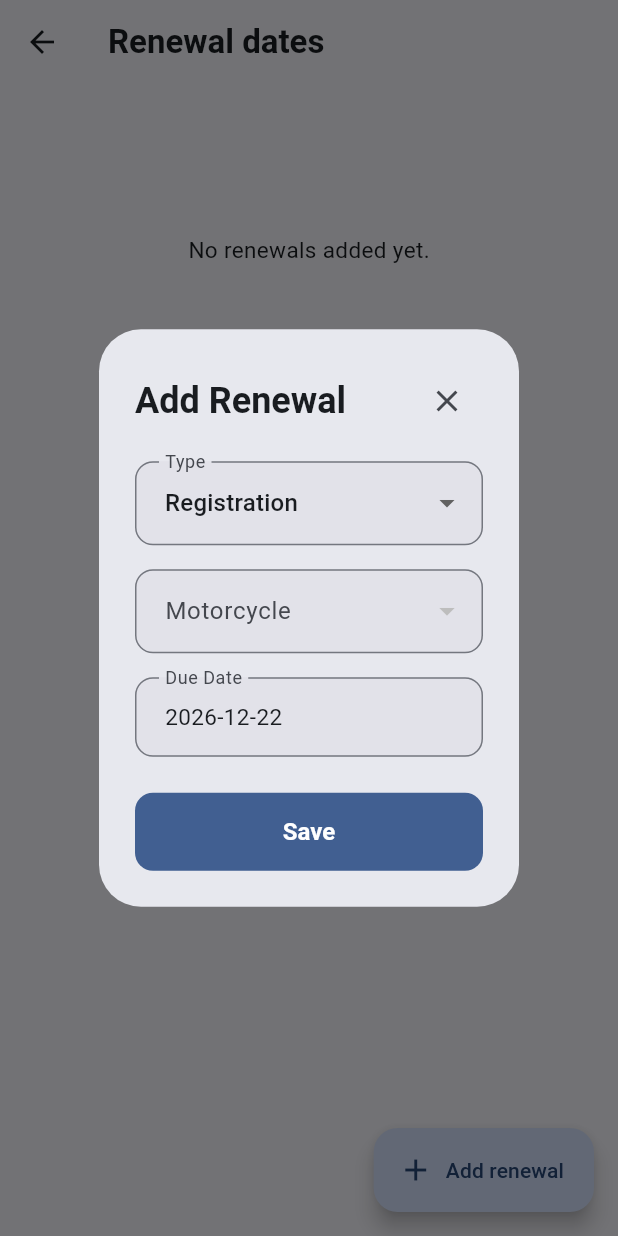
After one commit to nubatay/motocare-log, a Flutter app: the RenewalsScreen screen opened directly, after a tap on "Add renewal", on a phone screen of 412 x 824 dp. The commit adds this screen. Run offline on Flutter 3.47's test engine with Material 3 defaults, Android fonts, the phone set to English and light mode, and no system bars; our stand-ins replace supabase_flutter; accounts and stored records are empty.

Commit message:
B-07: Completed, manage renewal dates

```diff
--- /dev/null
+++ b/lib/features/renewals/data/renewal_repository.dart
@@ -0,0 +1,94 @@
+import 'package:supabase_flutter/supabase_flutter.dart';
+
+class Renewal {
+  final String id;
+  final String? motorcycleId;
+  final String renewalType;
+  final DateTime dueDate;
+
+  const Renewal({
+    required this.id,
+    this.motorcycleId,
+    required this.renewalType,
+    required this.dueDate,
+  });
+
+  factory Renewal.fromJson(Map<String, dynamic> json) {
+    return Renewal(
+      id: json['id'] as String,
+      motorcycleId: json['motorcycle_id'] as String?,
+      renewalType: json['renewal_type'] as String,
+      dueDate: DateTime.parse(json['due_date'] as String),
+    );
+  }
+}
+
+class RenewalFailure implements Exception {
+  final String message;
+  const RenewalFailure(this.message);
+
+  @override
+  String toString() => message;
+}
+
+class RenewalRepository {
+  RenewalRepository(this._client);
+  final SupabaseClient _client;
+
+  Future<List<Renewal>> fetchRenewals() async {
+    try {
+      final response = await _client
+          .from('renewals')
+          .select()
+          .order('due_date', ascending: true);
+      return response.map((json) => Renewal.fromJson(json)).toList();
+    } catch (_) {
+      throw const RenewalFailure('Could not load renewals.');
+    }
+  }
+
+  Future<void> addRenewal({
+    required String renewalType,
+    String? motorcycleId,
+    required DateTime dueDate,
+  }) async {
+    try {
+      final userId = _client.auth.currentUser?.id;
+      if (userId == null) throw const RenewalFailure('Not logged in.');
+
+      await _client.from('renewals').insert({
+        'user_id': userId,
+        'motorcycle_id': motorcycleId,
+        'renewal_type': renewalType,
+        'due_date': dueDate.toIso8601String().split('T').first,
+      });
+    } catch (_) {
+      throw const RenewalFailure('Could not add renewal.');
+    }
+  }
+
+  Future<void> updateRenewal({
+    required String id,
+    required String renewalType,
+    String? motorcycleId,
+    required DateTime dueDate,
+  }) async {
+    try {
+      await _client.from('renewals').update({
+        'motorcycle_id': motorcycleId,
+        'renewal_type': renewalType,
+        'due_date': dueDate.toIso8601String().split('T').first,
+      }).eq('id', id);
+    } catch (_) {
+      throw const RenewalFailure('Could not update renewal.');
+    }
+  }
+
+  Future<void> deleteRenewal(String id) async {
+    try {
+      await _client.from('renewals').delete().eq('id', id);
+    } catch (_) {
+      throw const RenewalFailure('Could not delete renewal.');
+    }
+  }
+}
--- /dev/null
+++ b/lib/features/renewals/presentation/renewals_screen.dart
@@ -0,0 +1,268 @@
+import 'package:flutter/material.dart';
+import 'package:provider/provider.dart';
+
+import '../../../core/theme/app_theme.dart';
+import '../../motorcycles/data/motorcycle_repository.dart';
+import '../../motorcycles/providers/motorcycle_provider.dart';
+import '../data/renewal_repository.dart';
+import '../providers/renewal_provider.dart';
+
+class RenewalsScreen extends StatefulWidget {
+  const RenewalsScreen({super.key});
+
+  @override
+  State<RenewalsScreen> createState() => _RenewalsScreenState();
+}
+
+class _RenewalsScreenState extends State<RenewalsScreen> {
+  @override
+  void initState() {
+    super.initState();
+    WidgetsBinding.instance.addPostFrameCallback((_) {
+      context.read<RenewalProvider>().loadRenewals();
+    });
+  }
+
+  void _showAddEditDialog({Renewal? renewalToEdit}) {
+    final provider = context.read<RenewalProvider>();
+    final bikes = context.read<MotorcycleProvider>().activeBikes;
+
+    String selectedType = renewalToEdit?.renewalType ?? 'registration';
+    String? selectedBikeId = renewalToEdit?.motorcycleId ?? (bikes.isNotEmpty ? bikes.first.id : null);
+    DateTime selectedDate = renewalToEdit?.dueDate ?? DateTime.now().add(const Duration(days: 30));
+    final formKey = GlobalKey<FormState>();
+
+    showDialog(
+      context: context,
+      builder: (context) {
+        return StatefulBuilder(
+          builder: (context, setState) {
+            return AlertDialog(
+              title: Row(
+                mainAxisAlignment: MainAxisAlignment.spaceBetween,
+                children: [
+                  Text(renewalToEdit == null ? 'Add Renewal' : 'Edit Renewal'),
+                  IconButton(
+                    icon: const Icon(Icons.close),
+                    onPressed: () => Navigator.pop(context),
+                    padding: EdgeInsets.zero,
+                    constraints: const BoxConstraints(),
+                  ),
+                ],
+              ),
+              content: Form(
+                key: formKey,
+                child: Column(
+                  mainAxisSize: MainAxisSize.min,
+                  children: [
+                    DropdownButtonFormField<String>(
+                      initialValue: selectedType,
+                      items: const [
+                        DropdownMenuItem(value: 'registration', child: Text('Registration')),
+                        DropdownMenuItem(value: 'insurance', child: Text('Insurance')),
+                        DropdownMenuItem(value: 'license', child: Text("Driver's License")),
+                      ],
+                      onChanged: (val) {
+                        if (val != null) {
+                          setState(() {
+                            selectedType = val;
+                            // If license, clear bike. Otherwise, pick the first bike.
+                            if (val == 'license') {
+                              selectedBikeId = null;
+                            } else if (selectedBikeId == null && bikes.isNotEmpty) {
+                              selectedBikeId = bikes.first.id;
+                            }
+                          });
+                        }
+                      },
+                      decoration: const InputDecoration(labelText: 'Type'),
+                    ),
+                    const SizedBox(height: AppSpacing.md),
+
+                    if (selectedType != 'license') ...[
+                      DropdownButtonFormField<String>(
+                        key: ValueKey(selectedType), // force rebuild when type changes
+                        initialValue: selectedBikeId,
+                        items: bikes.map((b) => DropdownMenuItem(value: b.id, child: Text(b.nickname))).toList(),
+                        onChanged: (val) => setState(() => selectedBikeId = val),
+                        decoration: const InputDecoration(labelText: 'Motorcycle'),
+                        validator: (val) => val == null ? 'Select a motorcycle' : null,
+                      ),
+                      const SizedBox(height: AppSpacing.md),
+                    ],
+
+                    InkWell(
+                      onTap: () async {
+                        final picked = await showDatePicker(
+                          context: context,
+                          initialDate: selectedDate,
+                          firstDate: DateTime(1900),
+                          lastDate: DateTime(2100),
+                        );
+                        if (picked != null) setState(() => selectedDate = picked);
+                      },
+                      child: InputDecorator(
+                        decoration: const InputDecoration(labelText: 'Due Date'),
+                        child: Text('${selectedDate.year}-${selectedDate.month.toString().padLeft(2, '0')}-${selectedDate.day.toString().padLeft(2, '0')}'),
+                      ),
+                    ),
+                  ],
+                ),
+              ),
+              actions: [
+                FilledButton(
+                  onPressed: () async {
+                    if (!formKey.currentState!.validate()) return;
+                    Navigator.pop(context);
+
+                    final success = renewalToEdit == null
+                        ? await provider.addRenewal(
+                            renewalType: selectedType,
+                            motorcycleId: selectedBikeId,
+                            dueDate: selectedDate,
+                          )
+                        : await provider.updateRenewal(
+                            id: renewalToEdit.id,
+                            renewalType: selectedType,
+                            motorcycleId: selectedBikeId,
+                            dueDate: selectedDate,
+                          );
+                  },
+                  child: const Text('Save'),
+                ),
+              ],
+            );
+          },
+        );
+      },
+    );
+  }
+
+  Future<void> _deleteRenewal(String id) async {
+    final confirm = await showDialog<bool>(
+      context: context,
+      builder: (c) => AlertDialog(
+        title: Row(
+          mainAxisAlignment: MainAxisAlignment.spaceBetween,
+          children: [
+            const Expanded(child: Text('Delete Renewal?')),
+            IconButton(
+              icon: const Icon(Icons.close),
+              onPressed: () => Navigator.pop(c, false),
+              padding: EdgeInsets.zero,
+              constraints: const BoxConstraints(),
+            ),
+          ],
+        ),
+        content: const Text('This will permanently delete this renewal date.'),
+        actions: [
+          FilledButton(
+            style: FilledButton.styleFrom(backgroundColor: Theme.of(context).colorScheme.error),
+            onPressed: () => Navigator.pop(c, true),
+            child: const Text('Delete'),
+          ),
+        ],
+      ),
+    );
+
+    if (confirm == true && mounted) {
+      await context.read<RenewalProvider>().deleteRenewal(id);
+    }
+  }
+
+  @override
+  Widget build(BuildContext context) {
+    final provider = context.watch<RenewalProvider>();
+    final bikeProvider = context.watch<MotorcycleProvider>();
+    final theme = Theme.of(context);
+
+    return Scaffold(
+      appBar: AppBar(title: const Text('Renewal dates')),
+      body: provider.isLoading && provider.renewals.isEmpty
+          ? const Center(child: CircularProgressIndicator())
+          : RefreshIndicator(
+              onRefresh: () => provider.loadRenewals(),
+              child: provider.renewals.isEmpty
+                  ? ListView(children: const [
+                      SizedBox(height: 100),
+                      Center(child: Text('No renewals added yet.')),
+                    ])
+                  : ListView.builder(
+                      padding: const EdgeInsets.all(AppSpacing.md),
+                      itemCount: provider.renewals.length,
+                      itemBuilder: (context, index) {
+                        final renewal = provider.renewals[index];
+                        final status = provider.getStatus(renewal);
+
+                        // Find the bike name for display
+                        String bikeName = '';
+                        if (renewal.motorcycleId != null) {
+                          try {
+                            final bike = bikeProvider.activeBikes.firstWhere((b) => b.id == renewal.motorcycleId);
+                            bikeName = '${bike.nickname} • ';
+                          } catch (_) {}
+                        }
+
+                        Color badgeColor;
+                        Color textColor;
+                        String statusText;
+
+                        switch (status) {
+                          case RenewalStatus.overdue:
+                            badgeColor = theme.colorScheme.errorContainer;
+                            textColor = theme.colorScheme.onErrorContainer;
+                            statusText = 'Overdue';
+                            break;
+                          case RenewalStatus.dueSoon:
+                            badgeColor = Colors.orange.shade200;
+                            textColor = Colors.orange.shade900;
+                            statusText = 'Due soon';
+                            break;
+                          case RenewalStatus.ok:
+                            badgeColor = Colors.green.shade100;
+                            textColor = Colors.green.shade900;
+                            statusText = 'OK';
+                            break;
+                        }
+
+                        return Card(
+                          margin: const EdgeInsets.only(bottom: AppSpacing.sm),
+                          child: ListTile(
+                            title: Text(
+                              renewal.renewalType[0].toUpperCase() + renewal.renewalType.substring(1),
+                              style: const TextStyle(fontWeight: FontWeight.bold),
+                            ),
+                            subtitle: Text('$bikeName${renewal.dueDate.year}-${renewal.dueDate.month.toString().padLeft(2, '0')}-${renewal.dueDate.day.toString().padLeft(2, '0')}'),
+                            trailing: Row(
+                              mainAxisSize: MainAxisSize.min,
+                              children: [
+                                Container(
+                                  padding: const EdgeInsets.symmetric(horizontal: 8, vertical: 4),
+                                  decoration: BoxDecoration(color: badgeColor, borderRadius: BorderRadius.circular(8)),
+                                  child: Text(statusText, style: TextStyle(color: textColor, fontSize: 12, fontWeight: FontWeight.bold)),
+                                ),
+                                PopupMenuButton<String>(
+                                  onSelected: (val) {
+                                    if (val == 'edit') _showAddEditDialog(renewalToEdit: renewal);
+                                    if (val == 'delete') _deleteRenewal(renewal.id);
+                                  },
+                                  itemBuilder: (context) => [
+                                    const PopupMenuItem(value: 'edit', child: Text('Edit')),
+                                    const PopupMenuItem(value: 'delete', child: Text('Delete')),
+                                  ],
+                                ),
+                              ],
+                            ),
+                          ),
+                        );
+                      },
+                    ),
+            ),
+      floatingActionButton: FloatingActionButton.extended(
+        onPressed: () => _showAddEditDialog(),
+        icon: const Icon(Icons.add),
+        label: const Text('Add renewal'),
+      ),
+    );
+  }
+}
--- /dev/null
+++ b/lib/features/renewals/providers/renewal_provider.dart
@@ -0,0 +1,105 @@
+import 'package:flutter/foundation.dart';
+import '../data/renewal_repository.dart';
+
+enum RenewalStatus { ok, dueSoon, overdue }
+
+class RenewalProvider extends ChangeNotifier {
+  RenewalProvider(this._repo);
+  final RenewalRepository _repo;
+
+  List<Renewal> _renewals = [];
+  bool _isLoading = false;
+  String? _errorMessage;
+
+  List<Renewal> get renewals => List.unmodifiable(_renewals);
+  bool get isLoading => _isLoading;
+  String? get errorMessage => _errorMessage;
+
+  // 30-day rule for renewals
+  RenewalStatus getStatus(Renewal renewal) {
+    final today = DateTime.now();
+    final todayMidnight = DateTime(today.year, today.month, today.day);
+    final dueMidnight = DateTime(renewal.dueDate.year, renewal.dueDate.month, renewal.dueDate.day);
+
+    if (todayMidnight.isAfter(dueMidnight)) {
+      return RenewalStatus.overdue;
+    }
+
+    final daysLeft = dueMidnight.difference(todayMidnight).inDays;
+    if (daysLeft <= 30) {
+      return RenewalStatus.dueSoon;
+    }
+
+    return RenewalStatus.ok;
+  }
+
+  Future<void> loadRenewals() async {
+    _setLoading(true);
+    try {
+      _renewals = await _repo.fetchRenewals();
+    } on RenewalFailure catch (e) {
+      _errorMessage = e.message;
+    } catch (_) {
+      _errorMessage = 'Could not load renewals.';
+    } finally {
+      _setLoading(false);
+    }
+  }
+
+  Future<bool> addRenewal({
+    required String renewalType,
+    String? motorcycleId,
+    required DateTime dueDate,
+  }) async {
+    _setLoading(true);
+    try {
+      await _repo.addRenewal(renewalType: renewalType, motorcycleId: motorcycleId, dueDate: dueDate);
+      await loadRenewals();
+      return true;
+    } catch (_) {
+      _errorMessage = 'Could not add renewal.';
+      return false;
+    } finally {
+      _setLoading(false);
+    }
+  }
+
+  Future<bool> updateRenewal({
+    required String id,
+    required String renewalType,
+    String? motorcycleId,
+    required DateTime dueDate,
+  }) async {
+    _setLoading(true);
+    try {
+      await _repo.updateRenewal(id: id, renewalType: renewalType, motorcycleId: motorcycleId, dueDate: dueDate);
+      await loadRenewals();
+      return true;
+    } catch (_) {
+      _errorMessage = 'Could not update renewal.';
+      return false;
+    } finally {
+      _setLoading(false);
+    }
+  }
+
+  Future<bool> deleteRenewal(String id) async {
+    _setLoading(true);
+    try {
+      await _repo.deleteRenewal(id);
+      await loadRenewals();
+      return true;
+    } catch (_) {
+      _errorMessage = 'Could not delete renewal.';
+      return false;
+    } finally {
+      _setLoading(false);
+    }
+  }
+
+  void _setLoading(bool value) {
+    _isLoading = value;
+    if (value) _errorMessage = null;
+    notifyListeners();
+  }
+}
```
Also changed, not shown: lib/features/dashboard/presentation/main_layout.dart (+8 -0 lines), lib/main.dart (+10 -0 lines).
